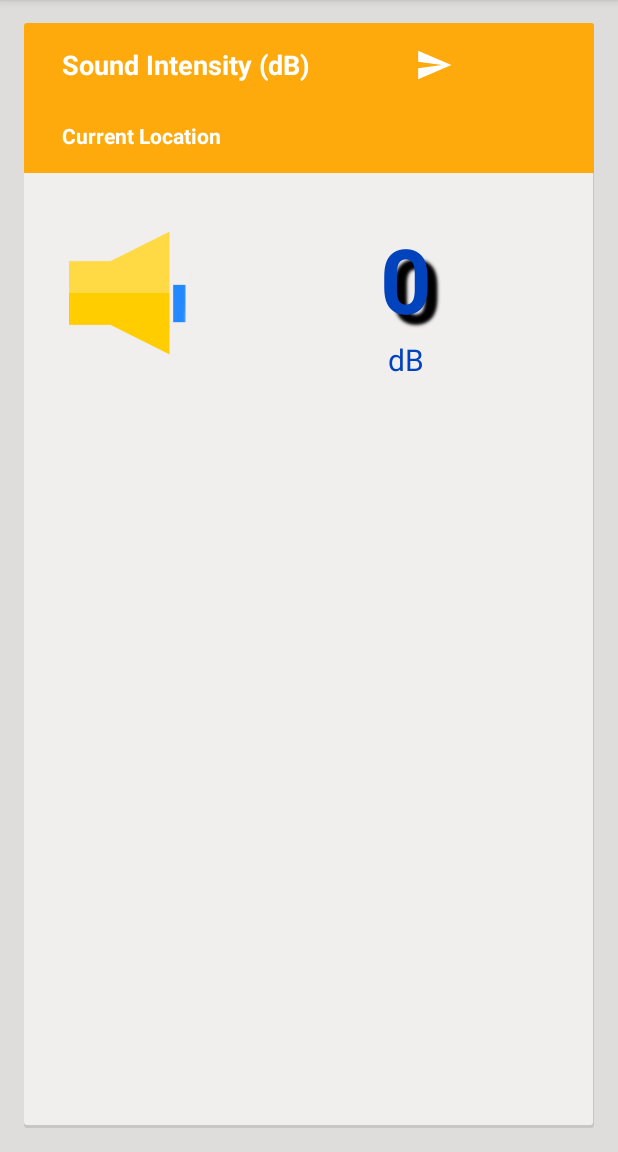
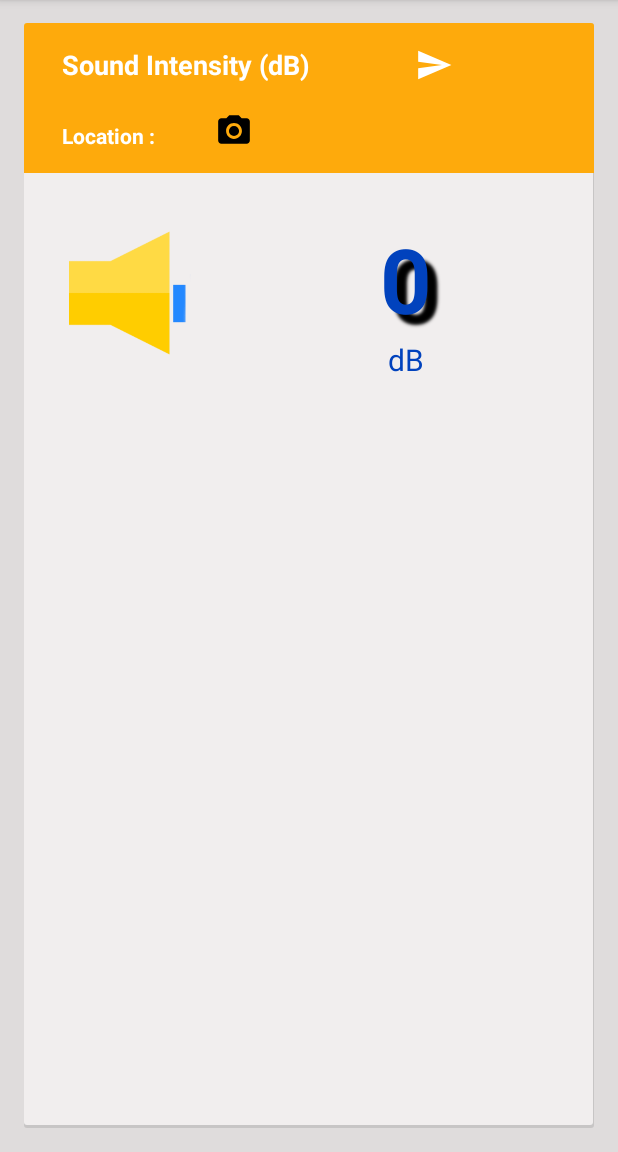
Before and after one commit to silencio-app/app, an Android app: the screen it shows after launch (MainActivity), on a phone screen of 412 x 824 dp, the part 84-1236 px from its top. Run offline under Robolectric (Android 15) with nearby library versions, the phone set to English and light mode, and no system bars; libraries missing offline, so code that uses them is left out: com.jjoe64.graphview; plain views replace GraphView; 16 statements that could not run were skipped.

Commit message:
added new button for access points fingerprinting

```diff
--- a/app/src/main/java/io/github/silencio_app/silencio/MainActivity.java
+++ b/app/src/main/java/io/github/silencio_app/silencio/MainActivity.java
@@ -50,7 +50,6 @@ public class MainActivity extends AppCompatActivity
     private static final String PREVIOUS_X = "Previous x axis point";
     private static final String PREVIOUS_dB = "Previous noted decibals ";
     private int db_level; // decibel levels
-    private ProgressBar db_meter; // decibel meter
     private boolean PLAY_PAUSE_STATUS = false;
     private Button play_pause_button;
     private ImageView loud_image;
--- a/app/src/main/res/layout/content_layout.xml
+++ b/app/src/main/res/layout/content_layout.xml
@@ -52,7 +52,7 @@
                 android:layout_width="wrap_content"
                 android:layout_height="wrap_content"
                 android:textAppearance="?android:attr/textAppearanceSmall"
-                android:text="Current Location"
+                android:text="Location :"
                 android:id="@+id/location_label"
                 android:layout_marginTop="25dp"
                 android:textStyle="bold"
@@ -72,6 +72,13 @@
                 android:layout_alignBottom="@+id/location_label"
                 android:layout_marginLeft="20dp"
                 android:layout_toRightOf="@+id/location_label"/>
+            <Button
+                android:layout_width="25dp"
+                android:layout_height="25dp"
+                android:background="@drawable/ic_menu_camera"
+                android:layout_toRightOf="@+id/current_location"
+                android:layout_marginLeft="20dp"
+                android:layout_alignBottom="@+id/location_label"/>
         </RelativeLayout>
         <RelativeLayout
             android:layout_width="match_parent"
```
